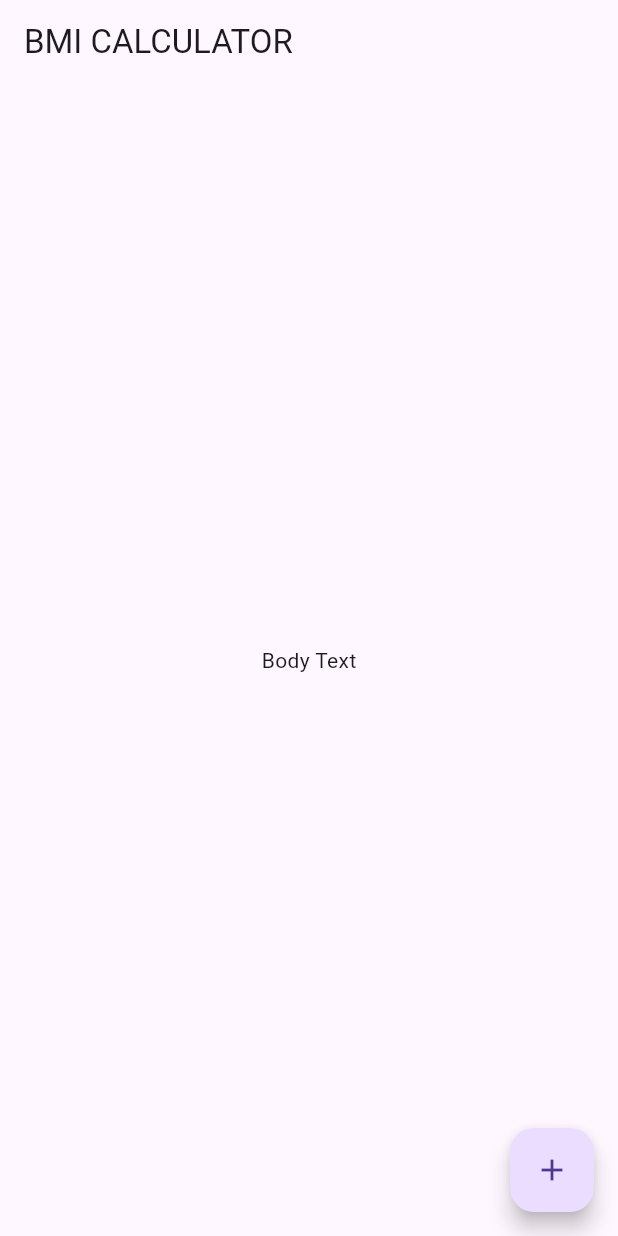
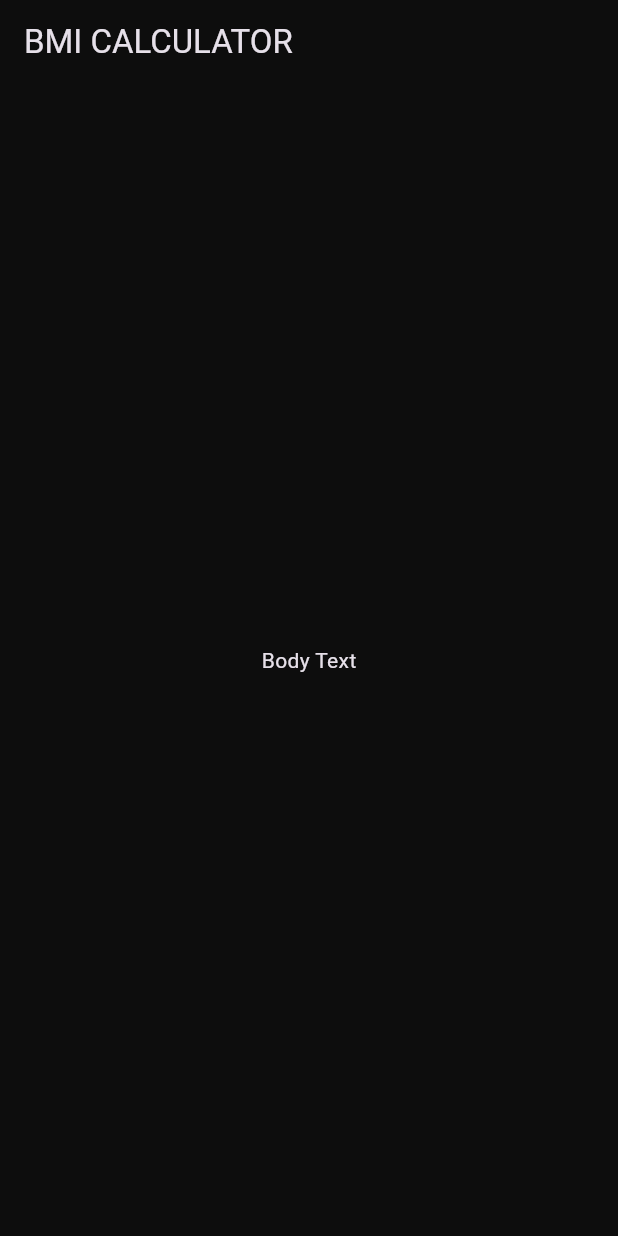
Before and after one commit to Przelajowiec/BMI-Calculator, a Flutter app: the screen it shows after launch, on a phone screen of 412 x 824 dp. Run offline on Flutter 3.47's test engine with Material 3 defaults, Android fonts, the phone set to English and light mode, and no system bars.

Commit message:
Start styling firs page

```diff
--- /dev/null
+++ b/lib/input_page.dart
@@ -0,0 +1,22 @@
+import 'package:flutter/material.dart';
+
+class InputPage extends StatefulWidget {
+  const InputPage({super.key});
+
+  @override
+  State<InputPage> createState() => _InputPageState();
+}
+
+class _InputPageState extends State<InputPage> {
+  @override
+  Widget build(BuildContext context) {
+    return Scaffold(
+      appBar: AppBar(
+        title: const Text('BMI CALCULATOR'),
+      ),
+      body: const Center(
+        child: Text('Body Text'),
+      ),
+    );
+  }
+}
--- a/lib/main.dart
+++ b/lib/main.dart
@@ -1,40 +1,21 @@
 import 'package:flutter/material.dart';
+
+import 'input_page.dart';
 
 void main() {
   runApp( BMICalculator());
 }
 class BMICalculator extends StatelessWidget {
 
+
   @override
   Widget build(BuildContext context) {
-    return const MaterialApp(
-      home: InputPage(),
+    return MaterialApp(
+      theme: ThemeData.dark().copyWith(
+        scaffoldBackgroundColor: Color(0xFF0D0D0D),
+        appBarTheme: AppBarTheme(backgroundColor: Color(0xFF0D0D0D),),
+      ),
+      home:  const InputPage(),
     );
   }
 }
-
-
-class InputPage extends StatefulWidget {
-  const InputPage({super.key});
-
-  @override
-  State<InputPage> createState() => _InputPageState();
-}
-
-class _InputPageState extends State<InputPage> {
-  @override
-  Widget build(BuildContext context) {
-    return Scaffold(
-      appBar: AppBar(
-        title: const Text('BMI CALCULATOR'),
-      ),
-      body: const Center(
-        child: Text('Body Text'),
-      ),
-      floatingActionButton:  FloatingActionButton(
-        onPressed: () { },
-        child: const Icon(Icons.add),
-      ),
-    );
-  }
-}
```
